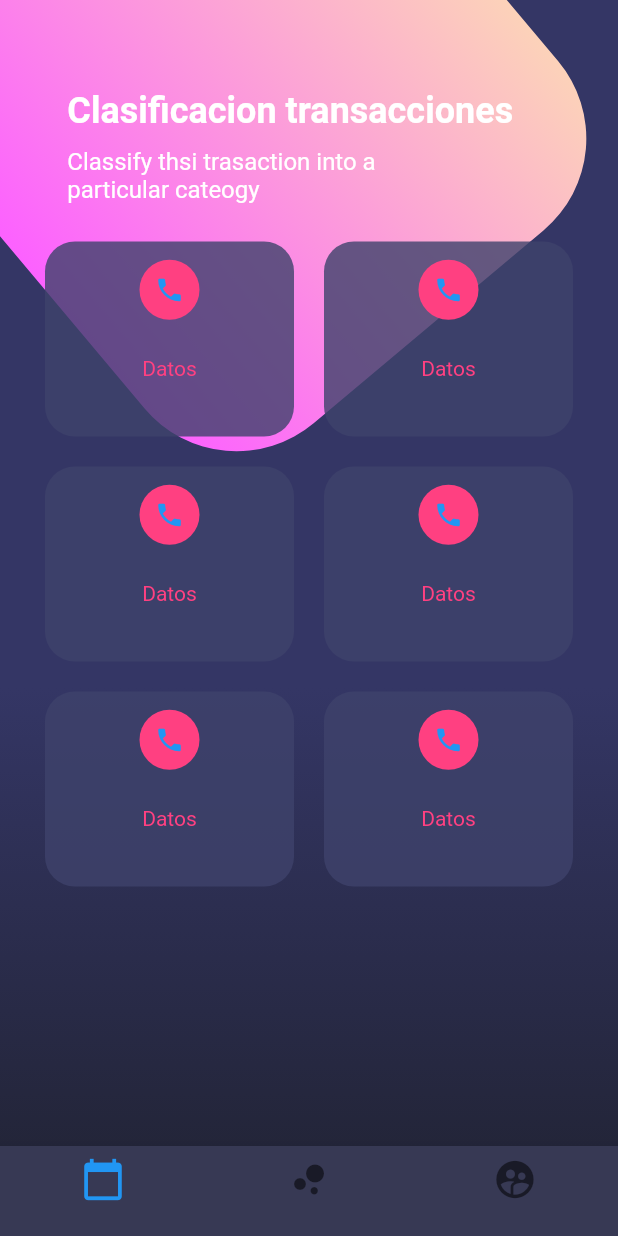
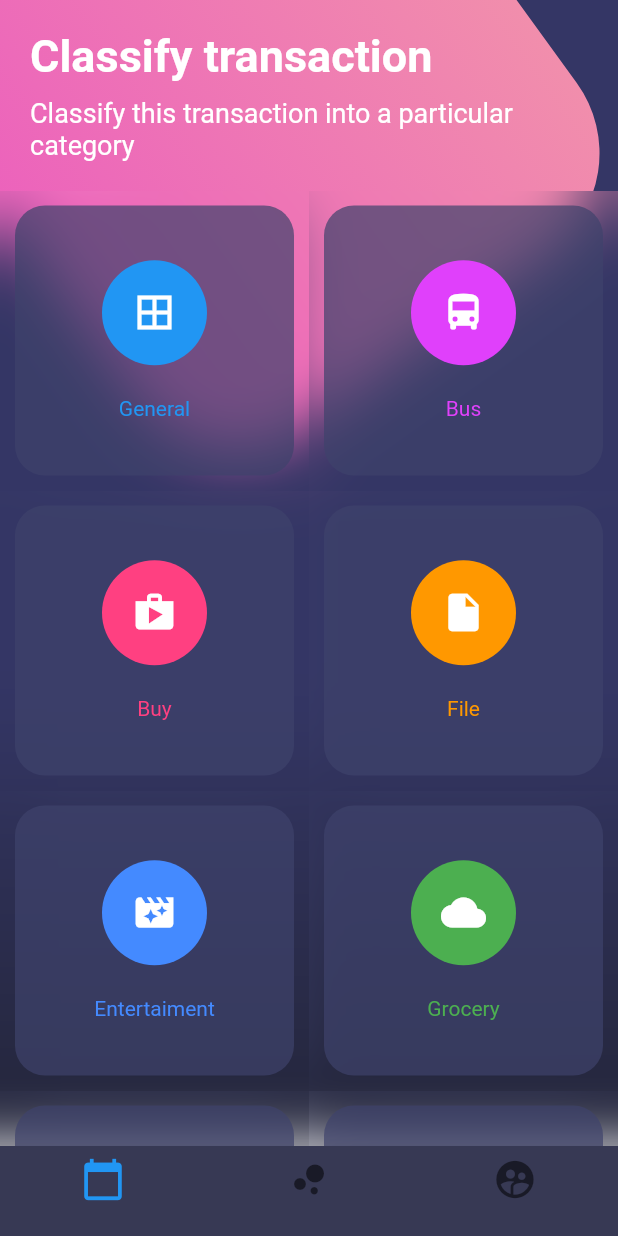
Before and after one commit to dznkos/makedraw, a Flutter app: the PrincipalPage screen opened by its route, on a phone screen of 412 x 824 dp. Run offline on Flutter 3.47's test engine with Material 2 defaults, Android fonts, the phone set to English and light mode, and no system bars; network calls fail.

Commit message:
makedraw-6

```diff
--- a/lib/src/pages/principal_page.dart
+++ b/lib/src/pages/principal_page.dart
@@ -1,8 +1,7 @@
 import 'dart:math';
+import 'dart:ui';
 
-import 'package:flutter/cupertino.dart';
 import 'package:flutter/material.dart';
-import 'package:flutter/widgets.dart';
 
 class PrincipalPage extends StatelessWidget {
 
@@ -11,14 +10,14 @@ class PrincipalPage extends StatelessWidget {
   Widget build(BuildContext context) {
     return Scaffold(
       body: Stack(
-        children: [
-            diseno(),
+        children: <Widget>[
+          _fondoApp(),
 
           SingleChildScrollView(
             child: Column(
-              children: [
-                _tituloGrid(),
-                mainGrid(),
+              children: <Widget>[
+                _titulos(),
+                _botonesRedondeados(),
               ],
             ),
           )
@@ -28,9 +27,73 @@ class PrincipalPage extends StatelessWidget {
     );
   }
 
+  Widget _fondoApp(){
+
+    final gradiente = Container(
+      width: double.infinity,
+      height: double.infinity,
+      decoration: BoxDecoration(
+          gradient: LinearGradient(
+              begin: FractionalOffset(0.0, 0.6),
+              end: FractionalOffset(0.0, 1.0),
+              colors: [
+                Color.fromRGBO(52, 54, 101, 1.0),
+                Color.fromRGBO(35, 37, 57, 1.0)
+              ]
+          )
+      ),
+    );
+
+
+    final cajaRosa = Transform.rotate(
+        angle: -pi / 5.0,
+        child: Container(
+          height: 360.0,
+          width: 360.0,
+          decoration: BoxDecoration(
+              borderRadius: BorderRadius.circular(80.0),
+              gradient: LinearGradient(
+                  colors: [
+                    Color.fromRGBO(236, 98, 188, 1.0),
+                    Color.fromRGBO(241, 142, 172, 1.0)
+                  ]
+              )
+          ),
+        )
+    );
+
+    return Stack(
+      children: <Widget>[
+        gradiente,
+        Positioned(
+            top: -100.0,
+            child: cajaRosa
+        )
+      ],
+    );
+
+  }
+
+  Widget _titulos() {
+
+    return SafeArea(
+      child: Container(
+        padding: EdgeInsets.all(20.0),
+        child: Column(
+          crossAxisAlignment: CrossAxisAlignment.start,
+          children: <Widget>[
+            Text('Classify transaction', style: TextStyle( color: Colors.white, fontSize: 30.0, fontWeight: FontWeight.bold )),
+            SizedBox( height: 10.0 ),
+            Text('Classify this transaction into a particular category', style: TextStyle( color: Colors.white, fontSize: 18.0 )),
+          ],
+        ),
+      ),
+    );
+  }
+
   Widget _bottomNavigationBar(BuildContext context){
 
-    return new Theme(
+    return Theme(
         data: Theme.of(context).copyWith(
             canvasColor: Color.fromRGBO(55, 57, 84, 1.0),
             primaryColor: Colors.pinkAccent,
@@ -52,130 +115,70 @@ class PrincipalPage extends StatelessWidget {
                 icon: Icon( Icons.supervised_user_circle, size: 30.0,),
                 title: Container(),
               )
-
             ]
         )
     );
-
   }
 
+  Widget _botonesRedondeados() {
 
-  Widget diseno() {
-
-  final box = Transform.rotate(
-      angle: -pi / 4.5,
-      child: Container(
-          width: 360,
-          height: 360,
-          decoration: BoxDecoration(
-            borderRadius: BorderRadius.circular(80),
-            gradient: LinearGradient(
-              colors: [
-                Color.fromRGBO(252, 97, 255, 1.0),
-                Color.fromRGBO(252, 210, 185, 1.0),
-              ],
-            ),
-          ),
-        ),
-  );
-
-  final gradientStyle = Container(
-    width: double.infinity,
-    height: double.infinity,
-    decoration: BoxDecoration(
-        gradient: LinearGradient(
-          colors: [
-            Color.fromRGBO(52, 54, 101, 1.0),
-            Color.fromRGBO(35, 37, 57, 1.0),
-          ],
-          begin: FractionalOffset(0.0, 0.6),
-          end: FractionalOffset(0.0, 1.0),
-        )
-    ),
-  );
-
-  return Stack(
-      children: <Widget>[
-        gradientStyle,
-        Positioned(
-            top: -100,
-            left: -10,
-            child: box)
-      ],
-  );
-
-  }
-
-
-  Widget mainGrid() {
-    return Container(
-      padding: EdgeInsets.symmetric(horizontal: 20),
-      child: Table(
+    return Table(
             children: [
               TableRow(
                   children: [
-                    _crearBotonGrid(),
-                    _crearBotonGrid()
+                    _crearBotonRedondeado( Colors.blue, Icons.border_all, 'General' ),
+                    _crearBotonRedondeado( Colors.purpleAccent, Icons.directions_bus, 'Bus' ),
                   ]
               ),
               TableRow(
                   children: [
-                    _crearBotonGrid(),
-                    _crearBotonGrid()
+                    _crearBotonRedondeado( Colors.pinkAccent, Icons.shop, 'Buy' ),
+                    _crearBotonRedondeado( Colors.orange, Icons.insert_drive_file, 'File' ),
                   ]
               ),
               TableRow(
                   children: [
-                    _crearBotonGrid(),
-                    _crearBotonGrid()
+                    _crearBotonRedondeado( Colors.blueAccent, Icons.movie_filter, 'Entertaiment' ),
+                    _crearBotonRedondeado( Colors.green, Icons.cloud, 'Grocery' ),
                   ]
               ),
+              TableRow(
+                  children: [
+                    _crearBotonRedondeado( Colors.red, Icons.collections, 'Photos' ),
+                    _crearBotonRedondeado( Colors.teal, Icons.help_outline, 'General' ),
+                  ]
+              )
             ],
-        ),
     );
   }
 
-  Widget _crearBotonGrid(){
-    return Container(
-      height: 130,
-      margin: EdgeInsets.all(10.0) ,
+  Widget _crearBotonRedondeado( Color color, IconData icono, String texto ) {
+
+
+    return ClipRect(
+      child: BackdropFilter(
+        filter: ImageFilter.blur( sigmaX: 20.0, sigmaY: 20.0 ),
+        child: Container(
+          height: 180.0,
+          margin: EdgeInsets.all(10.0),
           decoration: BoxDecoration(
-        color: Color.fromRGBO(62, 66, 107, 0.8),
-        borderRadius: BorderRadius.circular(20.0),
+              color: Color.fromRGBO(62, 66, 107, 0.7),
+              borderRadius: BorderRadius.circular(20.0)
           ),
           child: Column(
             mainAxisAlignment: MainAxisAlignment.spaceAround,
-        children: [
-
+            children: <Widget>[
+              SizedBox( height: 5.0 ),
               CircleAvatar(
-            backgroundColor: Colors.pinkAccent,
-            radius: 20,
-            child: Icon( Icons.phone, color: Colors.blue, size: 20,),
+                backgroundColor: color,
+                radius: 35.0,
+                child: Icon( icono, color: Colors.white, size: 30.0 ),
               ),
-          Text('Datos', style: TextStyle( color: Colors.pinkAccent),),
-          SizedBox(height: 1),
-
+              Text( texto , style: TextStyle( color: color )),
+              SizedBox( height: 5.0 )
             ],
           ),
-    );
-  }
-
-  Widget _tituloGrid() {
-    return Container(
-      padding: EdgeInsets.only(right: 45, left: 20, bottom: 15 ),
-      child: Column(
-            crossAxisAlignment: CrossAxisAlignment.start,
-            children: [
-              SizedBox(height: 60),
-              Text('Clasificacion transacciones', style: TextStyle(fontSize: 24, fontWeight: FontWeight.bold, color: Colors.white),),
-              SizedBox(height: 10,),
-              Container(
-                width: 220,
-                //color: Colors.pink,
-                child: Text('Classify thsi trasaction into a particular cateogy',maxLines: 2, style: TextStyle(fontSize: 16, color: Colors.white,),),
-              )
-
-            ],
+        ),
       ),
     );
   }
@@ -184,4 +187,6 @@ class PrincipalPage extends StatelessWidget {
 
 
 
+
+
 }
```
Lines whose indentation alone changed are shown as unchanged.
